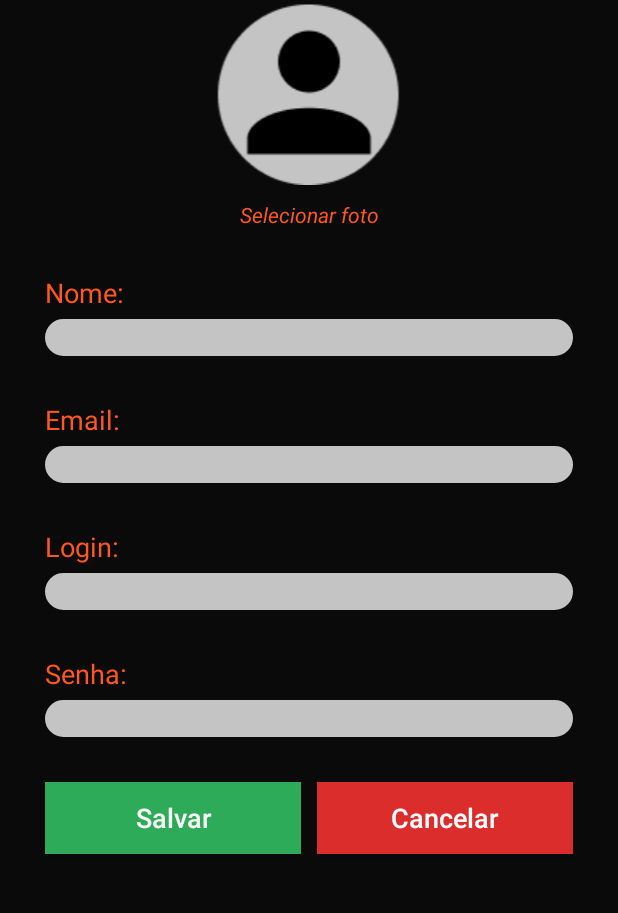
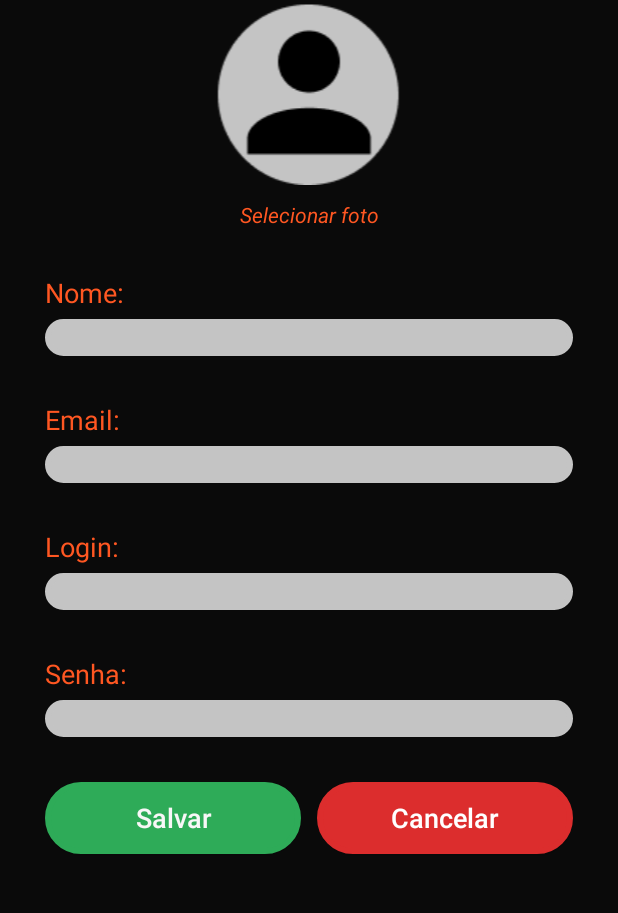
Before and after one commit to italo48/EventStarter, an Android app: the UserRegisterActivity screen opened directly, with no data from a screen before it, on a phone screen of 412 x 824 dp, the part 186-1099 px from its top. Run offline under Robolectric (Android 15) with nearby library versions, the phone set to English and light mode, and no system bars.

Commit message:
alterações

```diff
--- a/EventStarterApp/app/src/main/java/com/br/italoscompany/eventstarterapp/UserRegisterActivity.java
+++ b/EventStarterApp/app/src/main/java/com/br/italoscompany/eventstarterapp/UserRegisterActivity.java
@@ -3,13 +3,12 @@ package com.br.italoscompany.eventstarterapp;
 import androidx.appcompat.app.AppCompatActivity;
 
 import android.os.Bundle;
-import android.widget.ImageView;
 
 public class UserRegisterActivity extends AppCompatActivity {
 
     @Override
     protected void onCreate(Bundle savedInstanceState) {
         super.onCreate(savedInstanceState);
-        setContentView(R.layout.activity_cadastro_de_usuario);
+        setContentView(R.layout.activity_user_register);
     }
 }
--- /dev/null
+++ b/EventStarterApp/app/src/main/res/drawable/ic_button_cancel.xml
@@ -0,0 +1,13 @@
+<shape xmlns:android="http://schemas.android.com/apk/res/android">
+    <solid android:color="#DC2D2D"/>
+
+    <stroke
+        android:width="4dp"
+        android:color="#DC2D2D" />
+
+    <corners
+        android:bottomLeftRadius="30dp"
+        android:bottomRightRadius="30dp"
+        android:topLeftRadius="30dp"
+        android:topRightRadius="30dp" />
+</shape>
--- /dev/null
+++ b/EventStarterApp/app/src/main/res/drawable/ic_button_save.xml
@@ -0,0 +1,13 @@
+<shape xmlns:android="http://schemas.android.com/apk/res/android">
+    <solid android:color="#2EAB58"/>
+
+    <stroke
+        android:width="4dp"
+        android:color="#2EAB58" />
+
+    <corners
+        android:bottomLeftRadius="30dp"
+        android:bottomRightRadius="30dp"
+        android:topLeftRadius="30dp"
+        android:topRightRadius="30dp" />
+</shape>
--- a/EventStarterApp/app/src/main/res/layout/activity_home.xml
+++ b/EventStarterApp/app/src/main/res/layout/activity_home.xml
@@ -43,7 +43,7 @@
                         android:layout_marginLeft="30dp"
                         android:layout_marginTop="30dp"
                         android:layout_marginRight="30dp"
-                        android:background="#C4C4C4"
+                        android:background="@drawable/ic_border_cicle"
                         android:ems="10"
                         android:hint="Digite sua senha"
                         android:inputType="textPersonName"
@@ -56,7 +56,7 @@
                         android:layout_marginLeft="30dp"
                         android:layout_marginTop="30dp"
                         android:layout_marginRight="30dp"
-                        android:background="#C4C4C4"
+                        android:background="@drawable/ic_border_cicle"
                         android:ems="10"
                         android:hint="Digite seu login"
                         android:inputType="textPersonName"
--- a/EventStarterApp/app/src/main/res/layout/activity_cadastro_de_usuario.xml
+++ b/EventStarterApp/app/src/main/res/layout/activity_user_register.xml
@@ -152,7 +152,7 @@
                         android:layout_marginTop="30dp"
                         android:layout_marginRight="5dp"
                         android:layout_weight="1"
-                        android:background="#2EAB58"
+                        android:background="@drawable/ic_button_save"
                         android:text="Salvar"
                         android:textAllCaps="false"
                         android:textColor="#F8F7F7"
@@ -166,7 +166,7 @@
                         android:layout_marginTop="30dp"
                         android:layout_marginRight="30dp"
                         android:layout_weight="1"
-                        android:background="#DC2D2D"
+                        android:background="@drawable/ic_button_cancel"
                         android:text="Cancelar"
                         android:textAllCaps="false"
                         android:textColor="#FFFFFF"
--- a/EventStarterApp/app/src/main/res/values/strings.xml
+++ b/EventStarterApp/app/src/main/res/values/strings.xml
@@ -2,6 +2,6 @@
     <string name="app_name">EventStarterApp</string>
     <string name="selecionar_foto">Selecionar foto</string>
     <string name="title_activity_event_register">EventRegisterActivity</string>
-    <string name="tab_text_1">Tab 1</string>
-    <string name="tab_text_2">Tab 2</string>
+    <string name="tab_text_1">Novo evento</string>
+    <string name="tab_text_2">Ponto de venda</string>
 </resources>
```
Also changed, not shown: EventStarterApp/app/src/main/res/drawable/ic_cicle_tab.xml (added, +12 -0 lines), EventStarterApp/app/src/main/res/layout/activity_event_register.xml (+11 -7 lines).
